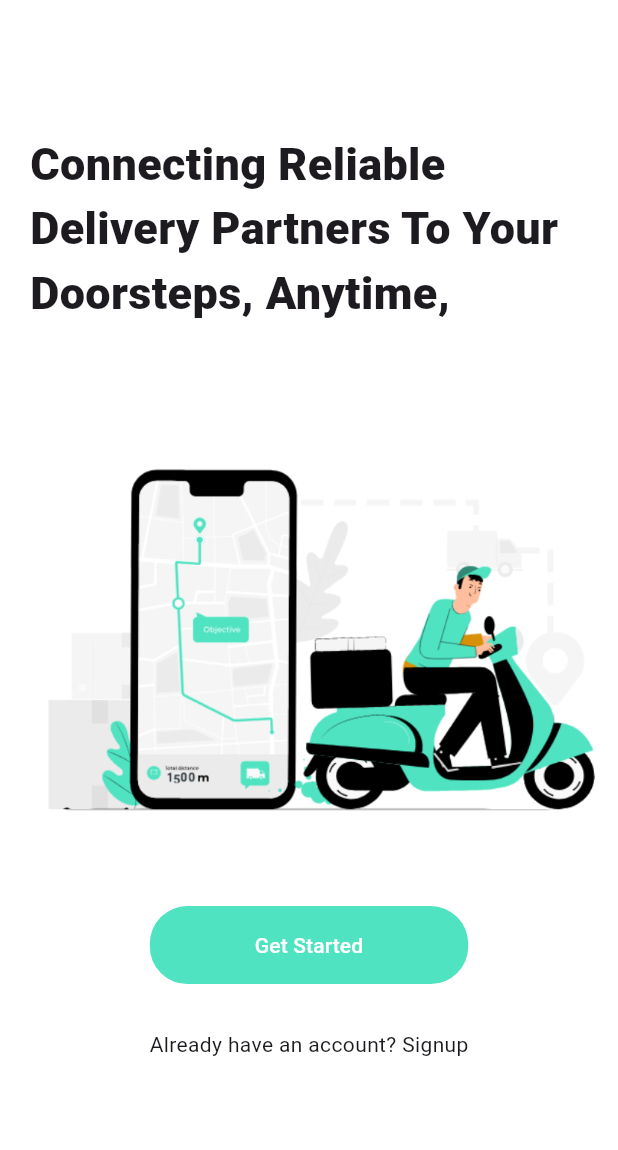
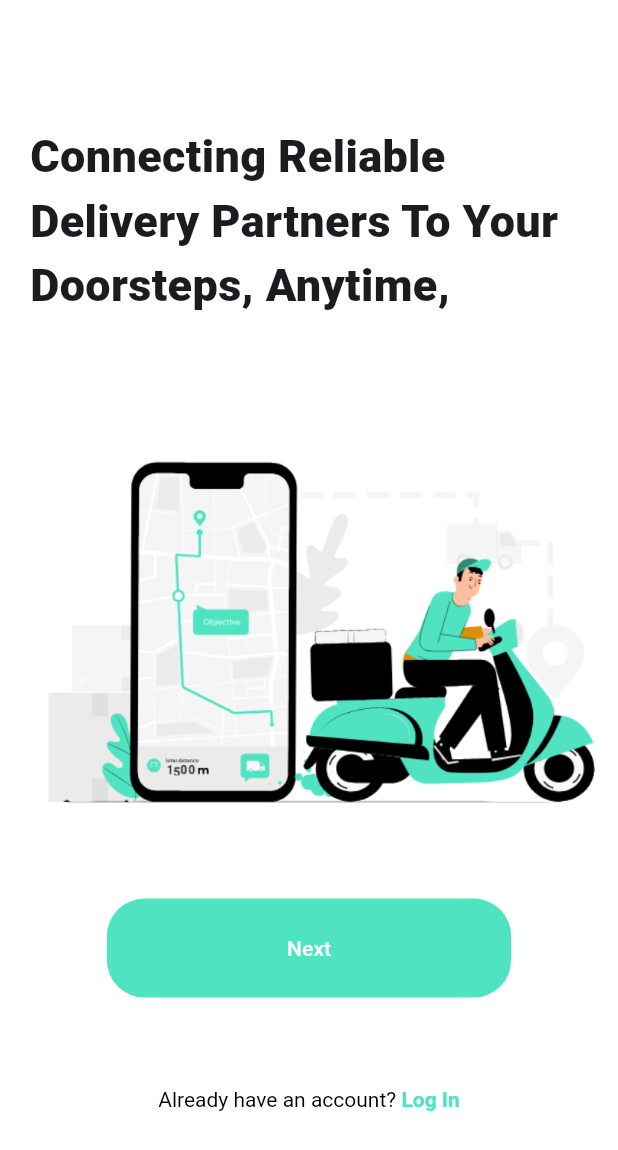
Before and after one commit to ameenakabir22/swiift-hq, a Flutter app: the screen it shows after launch, on a phone screen of 412 x 824 dp. Shown: the top 1150 px of the screen. Run offline on Flutter 3.47's test engine with Material 3 defaults, Android fonts, the phone set to English and light mode, and no system bars; our stand-ins replace lottie.

Commit message:
i completed the first onboarding page and i began coding the second one

```diff
--- a/lib/pages/onboarding.dart
+++ b/lib/pages/onboarding.dart
@@ -1,4 +1,5 @@
 import 'package:flutter/material.dart';
+import 'package:swiift/pages/onboarding2.dart';
 
 class Onboarding extends StatefulWidget {
   const Onboarding({Key? key}) : super(key: key);
@@ -33,14 +34,20 @@
             child: Padding(
               padding: const EdgeInsets.only(right: 20, left: 20),
               child: TextButton(
-                onPressed: () {},
-                child: Text('Get Started'),
+                onPressed: () {
+                  // Navigate to the second page when the button is pressed
+                  Navigator.push(
+                    context,
+                    MaterialPageRoute(builder: (context) => Onboarding2()),
+                  );
+                },
+                child: Text('Next'),
                 style: ElevatedButton.styleFrom(
                   primary: Color(0xFF50E3C2), // Background color
                   onPrimary: Colors.white, // Text color
                   padding: EdgeInsets.symmetric(
-                    vertical: 16.0,
-                    horizontal: 70,
+                    vertical: 23.0,
+                    horizontal: 120,
                   ), // Vertical padding
                   shape: RoundedRectangleBorder(
                     borderRadius: BorderRadius.circular(25.0), // Border radius
@@ -50,8 +57,23 @@
             ),
           ),
           Transform.translate(
-              offset: Offset(0.0, -50.0),
-              child: Text('Already have an account? Signup'))
+            offset: Offset(0.0, -20.0),
+            child: RichText(
+              text: TextSpan(
+                text: 'Already have an account? ',
+                style: TextStyle(color: Colors.black),
+                children: <TextSpan>[
+                  TextSpan(
+                    text: 'Log In',
+                    style: TextStyle(
+                      color: Color(0xFF50E3C2), // Match the button color
+                      fontWeight: FontWeight.bold,
+                    ),
+                  ),
+                ],
+              ),
+            ),
+          ),
         ],
       ),
     );
```
Also changed, not shown: lib/pages/onboarding2.dart (added, +52 -0 lines), lib/pages/splashscreen.dart (+13 -8 lines).
